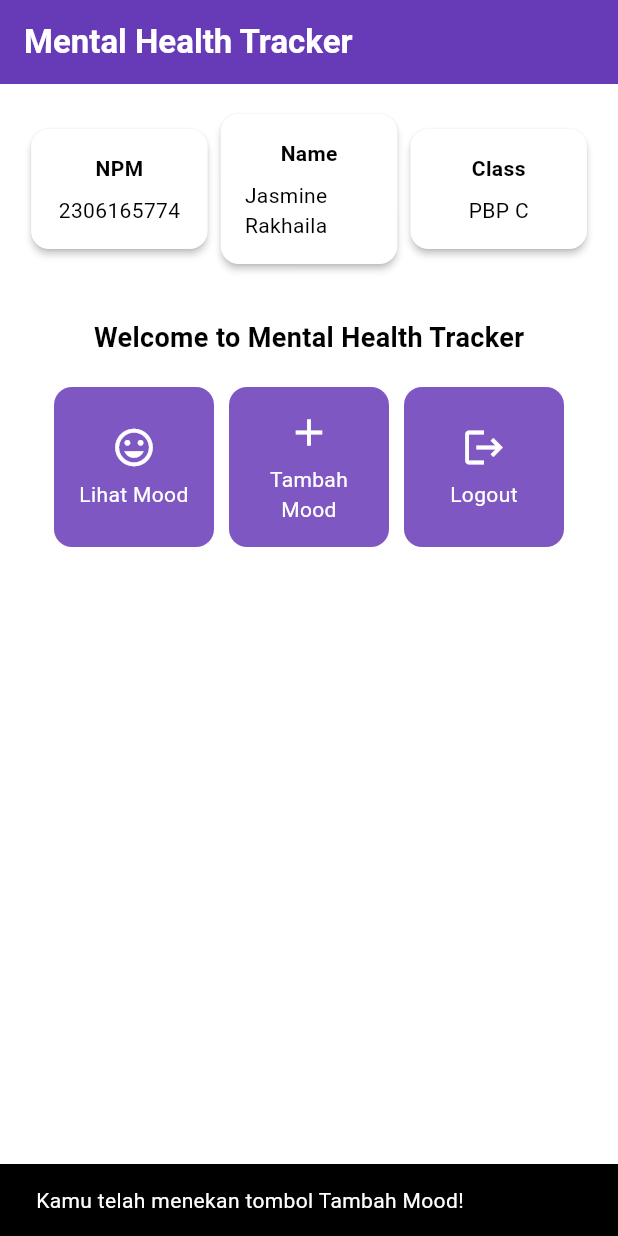
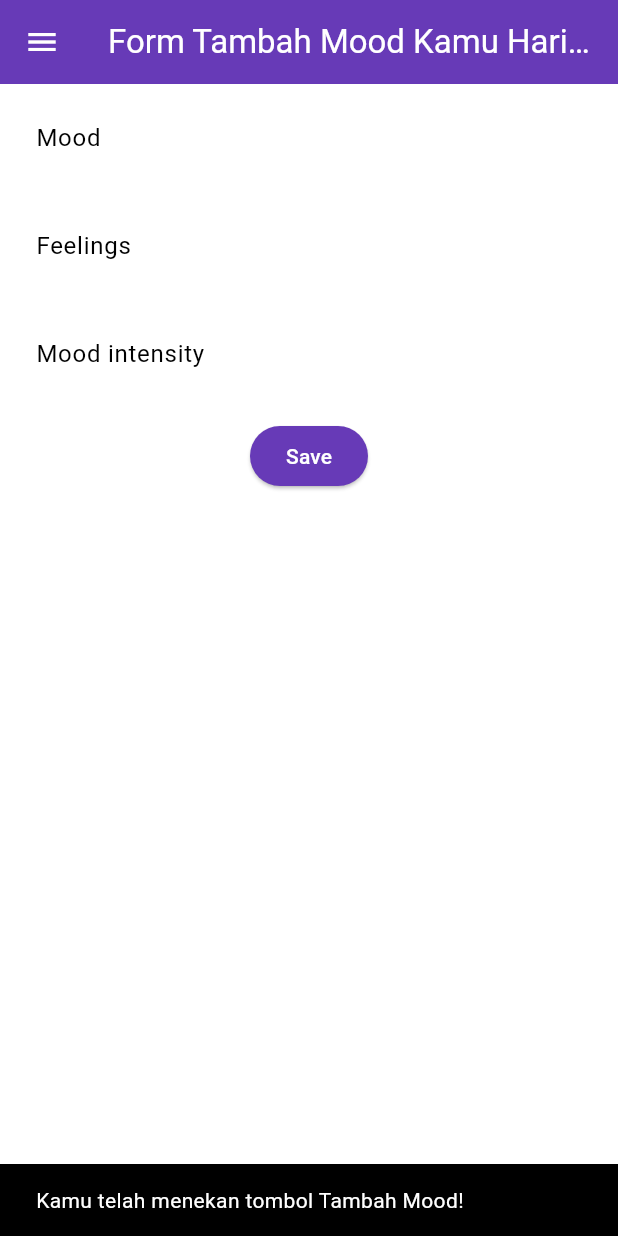
Before and after one commit to jasminerakhaila/mental-health-tracker-mobile, a Flutter app: the screen it shows after launch, after a tap on "Tambah Mood", on a phone screen of 412 x 824 dp. Run offline on Flutter 3.47's test engine with Material 3 defaults, Android fonts, the phone set to English and light mode, and no system bars.

Commit message:
Tutorial 7 done

```diff
--- a/lib/main.dart
+++ b/lib/main.dart
@@ -1,5 +1,5 @@
 import 'package:flutter/material.dart';
-import 'package:mental_health_tracker/menu.dart';
+import 'package:mental_health_tracker/screens/menu.dart';
 
 void main() {
   runApp(const MyApp());
--- a/lib/menu.dart
+++ /dev/null
@@ -1,187 +0,0 @@
-import 'package:flutter/material.dart';
-
-class MyHomePage extends StatelessWidget {
-  final String npm = '2306165774'; // NPM
-  final String name = 'Jasmine Rakhaila'; // Nama
-  final String className = 'PBP C'; // Kelas
-
-  MyHomePage({super.key});
-
-  final List<ItemHomepage> items = [
-    ItemHomepage("Lihat Mood", Icons.mood),
-    ItemHomepage("Tambah Mood", Icons.add),
-    ItemHomepage("Logout", Icons.logout),
-  ];
-
-  @override
-  Widget build(BuildContext context) {
-    // Scaffold menyediakan struktur dasar halaman dengan AppBar dan body.
-    return Scaffold(
-      // AppBar adalah bagian atas halaman yang menampilkan judul.
-      appBar: AppBar(
-        // Judul aplikasi "Mental Health Tracker" dengan teks putih dan tebal.
-        title: const Text(
-          'Mental Health Tracker',
-          style: TextStyle(
-            color: Colors.white,
-            fontWeight: FontWeight.bold,
-          ),
-        ),
-        // Warna latar belakang AppBar diambil dari skema warna tema aplikasi.
-        backgroundColor: Theme.of(context).colorScheme.primary,
-      ),
-      // Body halaman dengan padding di sekelilingnya.
-      body: Padding(
-        padding: const EdgeInsets.all(16.0),
-        // Menyusun widget secara vertikal dalam sebuah kolom.
-        child: Column(
-          crossAxisAlignment: CrossAxisAlignment.center,
-          children: [
-            // Row untuk menampilkan 3 InfoCard secara horizontal.
-            Row(
-              mainAxisAlignment: MainAxisAlignment.spaceEvenly,
-              children: [
-                InfoCard(title: 'NPM', content: npm),
-                InfoCard(title: 'Name', content: name),
-                InfoCard(title: 'Class', content: className),
-              ],
-            ),
-
-            // Memberikan jarak vertikal 16 unit.
-            const SizedBox(height: 16.0),
-
-            // Menempatkan widget berikutnya di tengah halaman.
-            Center(
-              child: Column(
-                // Menyusun teks dan grid item secara vertikal.
-
-                children: [
-                  // Menampilkan teks sambutan dengan gaya tebal dan ukuran 18.
-                  const Padding(
-                    padding: EdgeInsets.only(top: 16.0),
-                    child: Text(
-                      'Welcome to Mental Health Tracker',
-                      style: TextStyle(
-                        fontWeight: FontWeight.bold,
-                        fontSize: 18.0,
-                      ),
-                    ),
-                  ),
-
-                  // Grid untuk menampilkan ItemCard dalam bentuk grid 3 kolom.
-                  GridView.count(
-                    primary: true,
-                    padding: const EdgeInsets.all(20),
-                    crossAxisSpacing: 10,
-                    mainAxisSpacing: 10,
-                    crossAxisCount: 3,
-                    // Agar grid menyesuaikan tinggi kontennya.
-                    shrinkWrap: true,
-
-                    // Menampilkan ItemCard untuk setiap item dalam list items.
-                    children: items.map((ItemHomepage item) {
-                      return ItemCard(item);
-                    }).toList(),
-                  ),
-                ],
-              ),
-            ),
-          ],
-        ),
-      ),
-    );
-  }
-}
-
-class InfoCard extends StatelessWidget {
-  // Kartu informasi yang menampilkan title dan content.
-
-  final String title; // Judul kartu.
-  final String content; // Isi kartu.
-
-  const InfoCard({super.key, required this.title, required this.content});
-
-  @override
-  Widget build(BuildContext context) {
-    return Card(
-      // Membuat kotak kartu dengan bayangan dibawahnya.
-      elevation: 2.0,
-      child: Container(
-        // Mengatur ukuran dan jarak di dalam kartu.
-        width: MediaQuery.of(context).size.width /
-            3.5, // menyesuaikan dengan lebar device yang digunakan.
-        padding: const EdgeInsets.all(16.0),
-        // Menyusun title dan content secara vertikal.
-        child: Column(
-          children: [
-            Text(
-              title,
-              style: const TextStyle(fontWeight: FontWeight.bold),
-            ),
-            const SizedBox(height: 8.0),
-            Text(content),
-          ],
-        ),
-      ),
-    );
-  }
-}
-
-class ItemCard extends StatelessWidget {
-  // Menampilkan kartu dengan ikon dan nama.
-
-  final ItemHomepage item;
-
-  const ItemCard(this.item, {super.key});
-
-  @override
-  Widget build(BuildContext context) {
-    return Material(
-      // Menentukan warna latar belakang dari tema aplikasi.
-      color: Theme.of(context).colorScheme.secondary,
-      // Membuat sudut kartu melengkung.
-      borderRadius: BorderRadius.circular(12),
-
-      child: InkWell(
-        // Aksi ketika kartu ditekan.
-        onTap: () {
-          // Menampilkan pesan SnackBar saat kartu ditekan.
-          ScaffoldMessenger.of(context)
-            ..hideCurrentSnackBar()
-            ..showSnackBar(SnackBar(
-                content: Text("Kamu telah menekan tombol ${item.name}!")));
-        },
-        // Container untuk menyimpan Icon dan Text
-        child: Container(
-          padding: const EdgeInsets.all(8),
-          child: Center(
-            child: Column(
-              // Menyusun ikon dan teks di tengah kartu.
-              mainAxisAlignment: MainAxisAlignment.center,
-              children: [
-                Icon(
-                  item.icon,
-                  color: Colors.white,
-                  size: 30.0,
-                ),
-                const Padding(padding: EdgeInsets.all(3)),
-                Text(
-                  item.name,
-                  textAlign: TextAlign.center,
-                  style: const TextStyle(color: Colors.white),
-                ),
-              ],
-            ),
-          ),
-        ),
-      ),
-    );
-  }
-}
-
-class ItemHomepage {
-  final String name;
-  final IconData icon;
-
-  ItemHomepage(this.name, this.icon);
-}
--- /dev/null
+++ b/lib/screens/menu.dart
@@ -0,0 +1,108 @@
+import 'package:flutter/material.dart';
+import 'package:mental_health_tracker/widgets/left_drawer.dart';
+import 'package:mental_health_tracker/widgets/mood_card.dart'; // New import
+
+
+class MyHomePage extends StatelessWidget {
+  final String npm = '2306165774'; // NPM
+  final String name = 'Jasmine Rakhaila'; // Nama
+  final String className = 'PBP C'; // Kelas
+
+  MyHomePage({super.key});
+
+  final List<ItemHomepage> items = [
+    ItemHomepage("Lihat Mood", Icons.mood),
+    ItemHomepage("Tambah Mood", Icons.add),
+    ItemHomepage("Logout", Icons.logout),
+  ];
+
+  @override
+  Widget build(BuildContext context) {
+    return Scaffold(
+      drawer: const LeftDrawer(),
+      appBar: AppBar(
+        iconTheme: const IconThemeData(color: Colors.white),
+        title: const Text(
+          'Mental Health Tracker',
+          style: TextStyle(
+            color: Colors.white,
+            fontWeight: FontWeight.bold,
+          ),
+        ),
+        backgroundColor: Theme.of(context).colorScheme.primary,
+      ),
+      body: Padding(
+        padding: const EdgeInsets.all(16.0),
+        child: Column(
+          crossAxisAlignment: CrossAxisAlignment.center,
+          children: [
+            Row(
+              mainAxisAlignment: MainAxisAlignment.spaceEvenly,
+              children: [
+                InfoCard(title: 'NPM', content: npm),
+                InfoCard(title: 'Name', content: name),
+                InfoCard(title: 'Class', content: className),
+              ],
+            ),
+            const SizedBox(height: 16.0),
+            Center(
+              child: Column(
+                children: [
+                  const Padding(
+                    padding: EdgeInsets.only(top: 16.0),
+                    child: Text(
+                      'Welcome to Mental Health Tracker',
+                      style: TextStyle(
+                        fontWeight: FontWeight.bold,
+                        fontSize: 18.0,
+                      ),
+                    ),
+                  ),
+                  GridView.count(
+                    primary: true,
+                    padding: const EdgeInsets.all(20),
+                    crossAxisSpacing: 10,
+                    mainAxisSpacing: 10,
+                    crossAxisCount: 3,
+                    shrinkWrap: true,
+                    children: items.map((ItemHomepage item) {
+                      return ItemCard(item);
+                    }).toList(),
+                  ),
+                ],
+              ),
+            ),
+          ],
+        ),
+      ),
+    );
+  }
+}
+
+class InfoCard extends StatelessWidget {
+  final String title;
+  final String content;
+
+  const InfoCard({super.key, required this.title, required this.content});
+
+  @override
+  Widget build(BuildContext context) {
+    return Card(
+      elevation: 2.0,
+      child: Container(
+        width: MediaQuery.of(context).size.width / 3.5,
+        padding: const EdgeInsets.all(16.0),
+        child: Column(
+          children: [
+            Text(
+              title,
+              style: const TextStyle(fontWeight: FontWeight.bold),
+            ),
+            const SizedBox(height: 8.0),
+            Text(content),
+          ],
+        ),
+      ),
+    );
+  }
+}
--- /dev/null
+++ b/lib/screens/moodentry_form.dart
@@ -0,0 +1,162 @@
+import 'package:flutter/material.dart';
+import '../widgets/left_drawer.dart';
+// TODO: Impor drawer yang sudah dibuat sebelumnya
+
+class MoodEntryFormPage extends StatefulWidget {
+  const MoodEntryFormPage({super.key});
+
+  @override
+  State<MoodEntryFormPage> createState() => _MoodEntryFormPageState();
+}
+
+class _MoodEntryFormPageState extends State<MoodEntryFormPage> {
+  final _formKey = GlobalKey<FormState>();
+  String _mood = "";
+  String _feelings = "";
+  int _moodIntensity = 0;
+
+  @override
+  Widget build(BuildContext context) {
+    return Scaffold(
+      appBar: AppBar(
+        title: const Center(
+          child: Text(
+            'Form Tambah Mood Kamu Hari ini',
+          ),
+        ),
+        backgroundColor: Theme.of(context).colorScheme.primary,
+        foregroundColor: Colors.white,
+      ),
+      // TODO: Tambahkan drawer yang sudah dibuat di sini
+      drawer: const LeftDrawer(),
+      body: Form(
+        key: _formKey,
+        child: SingleChildScrollView(
+          child: Column(
+            crossAxisAlignment: CrossAxisAlignment.start,
+            children: [
+              Padding(
+                padding: const EdgeInsets.all(8.0),
+                child: TextFormField(
+                  decoration: InputDecoration(
+                    hintText: "Mood",
+                    labelText: "Mood",
+                    border: OutlineInputBorder(
+                      borderRadius: BorderRadius.circular(5.0),
+                    ),
+                  ),
+                  onChanged: (String? value) {
+                    setState(() {
+                      _mood = value!;
+                    });
+                  },
+                  validator: (String? value) {
+                    if (value == null || value.isEmpty) {
+                      return "Mood tidak boleh kosong!";
+                    }
+                    return null;
+                  },
+                ),
+              ),
+              Padding(
+                padding: const EdgeInsets.all(8.0),
+                child: TextFormField(
+                  decoration: InputDecoration(
+                    hintText: "Feelings",
+                    labelText: "Feelings",
+                    border: OutlineInputBorder(
+                      borderRadius: BorderRadius.circular(5.0),
+                    ),
+                  ),
+                  onChanged: (String? value) {
+                    setState(() {
+                      _feelings = value!;
+                    });
+                  },
+                  validator: (String? value) {
+                    if (value == null || value.isEmpty) {
+                      return "Feelings tidak boleh kosong!";
+                    }
+                    return null;
+                  },
+                ),
+              ),
+              Padding(
+                padding: const EdgeInsets.all(8.0),
+                child: TextFormField(
+                  decoration: InputDecoration(
+                    hintText: "Mood intensity",
+                    labelText: "Mood intensity",
+                    border: OutlineInputBorder(
+                      borderRadius: BorderRadius.circular(5.0),
+                    ),
+                  ),
+                  onChanged: (String? value) {
+                    setState(() {
+                      _moodIntensity = int.tryParse(value!) ?? 0;
+                    });
+                  },
+                  validator: (String? value) {
+                    if (value == null || value.isEmpty) {
+                      return "Mood intensity tidak boleh kosong!";
+                    }
+                    if (int.tryParse(value) == null) {
+                      return "Mood intensity harus berupa angka!";
+                    }
+                    return null;
+                  },
+                ),
+              ),
+              Align(
+                alignment: Alignment.bottomCenter,
+                child: Padding(
+                  padding: const EdgeInsets.all(8.0),
+                  child: ElevatedButton(
+                    style: ButtonStyle(
+                      backgroundColor: MaterialStateProperty.all(
+                          Theme.of(context).colorScheme.primary),
+                    ),
+                    onPressed: () {
+                      if (_formKey.currentState!.validate()) {
+                        showDialog(
+                          context: context,
+                          builder: (context) {
+                            return AlertDialog(
+                              title: const Text('Mood berhasil tersimpan'),
+                              content: SingleChildScrollView(
+                                child: Column(
+                                  crossAxisAlignment: CrossAxisAlignment.start,
+                                  children: [
+                                    Text('Mood: $_mood'),
+                                    // TODO: Munculkan value-value lainnya
+                                  ],
+                                ),
+                              ),
+                              actions: [
+                                TextButton(
+                                  child: const Text('OK'),
+                                  onPressed: () {
+                                    Navigator.pop(context);
+                                    _formKey.currentState!.reset();
+                                  },
+                                ),
+                              ],
+                            );
+                          },
+                        );
+                      }
+                    },
+                    child: const Text(
+                      "Save",
+                      style: TextStyle(color: Colors.white),
+                    ),
+                  ),
+                ),
+              ),
+            ],
+          ),
+        ),
+      ),
+    );
+  }
+}
--- /dev/null
+++ b/lib/widgets/left_drawer.dart
@@ -0,0 +1,80 @@
+import 'package:flutter/material.dart';
+import 'package:mental_health_tracker/screens/menu.dart';
+// TODO: Impor halaman MoodEntryFormPage jika sudah dibuat
+import 'package:mental_health_tracker/screens/moodentry_form.dart';
+
+
+class LeftDrawer extends StatelessWidget {
+  const LeftDrawer({super.key});
+
+  @override
+  Widget build(BuildContext context) {
+    return Drawer(
+      child: ListView(
+        children: [
+          DrawerHeader(
+            // TODO: Bagian drawer header
+              decoration: BoxDecoration(
+                color: Theme.of(context).colorScheme.primary,
+              ),
+              child: const Column(
+                children: [
+                  Text(
+                    'Mental Health Tracker',
+                    textAlign: TextAlign.center,
+                    style: TextStyle(
+                      fontSize: 24,
+                      fontWeight: FontWeight.bold,
+                      color: Colors.white,
+                    ),
+                  ),
+                  Padding(padding: EdgeInsets.all(8)),
+                  Text(
+                    "Ayo jaga kesehatan mentalmu setiap hari disini!",
+                    textAlign: TextAlign.center,
+                    style: TextStyle(
+                      fontSize: 15,
+                      fontWeight: FontWeight.normal,
+                      color: Colors.white,
+                    ),
+                  ),
+                ],
+
+              ),
+          ),
+          // TODO: Bagian routing
+            ListTile(
+              leading: const Icon(Icons.home_outlined),
+              title: const Text('Halaman Utama'),
+              // Bagian redirection ke MyHomePage
+              onTap: () {
+                Navigator.pushReplacement(
+                    context,
+                    MaterialPageRoute(
+                      builder: (context) => MyHomePage(),
+                    ));
+              },
+            ),
+            ListTile(
+              leading: const Icon(Icons.mood),
+              title: const Text('Tambah Mood'),
+              // Bagian redirection ke MoodEntryFormPage
+              onTap: () {
+                /*
+                TODO: Buatlah routing ke MoodEntryFormPage di sini,
+                setelah halaman MoodEntryFormPage sudah dibuat.
+
+                */
+                Navigator.pushReplacement(
+                  context,
+                  MaterialPageRoute(
+                    builder: (context) => MoodEntryFormPage(),
+                  ),
+                );
+              },
+            ),
+        ],
+      ),
+    );
+  }
+}
--- /dev/null
+++ b/lib/widgets/mood_card.dart
@@ -0,0 +1,55 @@
+import 'package:flutter/material.dart';
+import '../screens/moodentry_form.dart';
+
+class ItemCard extends StatelessWidget {
+  final ItemHomepage item;
+
+  const ItemCard(this.item, {super.key});
+
+  @override
+  Widget build(BuildContext context) {
+    return Material(
+      color: Theme.of(context).colorScheme.secondary,
+      borderRadius: BorderRadius.circular(12),
+      child: InkWell(
+        onTap: () {
+          ScaffoldMessenger.of(context)
+            ..hideCurrentSnackBar()
+            ..showSnackBar(SnackBar(
+                content: Text("Kamu telah menekan tombol ${item.name}!")));
+
+          if (item.name == "Tambah Mood") {
+            Navigator.push(
+              context,
+              MaterialPageRoute(builder: (context) => MoodEntryFormPage()),
+            );
+          }
+        },
+        child: Container(
+          padding: const EdgeInsets.all(8),
+          child: Center(
+            child: Column(
+              mainAxisAlignment: MainAxisAlignment.center,
+              children: [
+                Icon(item.icon, color: Colors.white, size: 30.0),
+                const Padding(padding: EdgeInsets.all(3)),
+                Text(
+                  item.name,
+                  textAlign: TextAlign.center,
+                  style: const TextStyle(color: Colors.white),
+                ),
+              ],
+            ),
+          ),
+        ),
+      ),
+    );
+  }
+}
+
+class ItemHomepage {
+  final String name;
+  final IconData icon;
+
+  ItemHomepage(this.name, this.icon);
+}
```
